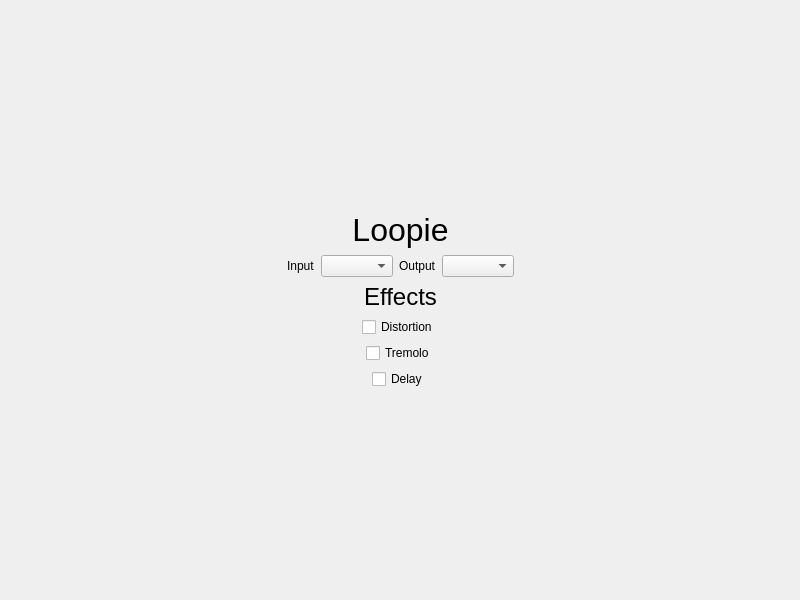
Old version of the form UI/loopie.ui in the repository alexivensky/Loopie.
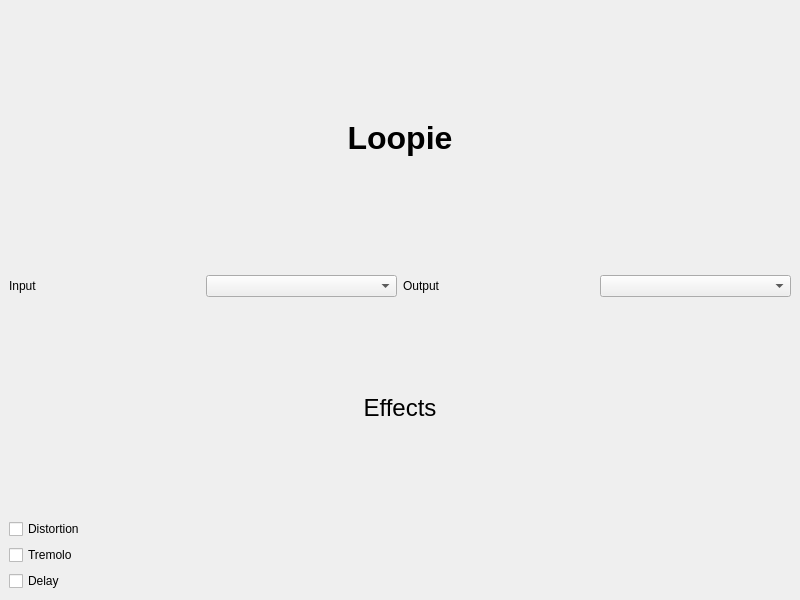
New version of the form.

What changed in the file:
```diff
--- a/UI/loopie.ui
+++ b/UI/loopie.ui
@@ -14,11 +14,18 @@
    <string>MainWindow</string>
   </property>
   <widget class="QWidget" name="centralwidget">
-   <layout class="QGridLayout" name="gridLayout">
-    <item row="2" column="1">
-     <layout class="QVBoxLayout" name="verticalLayout_3">
+   <layout class="QHBoxLayout" name="horizontalLayout_2">
+    <item>
+     <layout class="QVBoxLayout" name="verticalLayout_4">
       <item>
-       <layout class="QHBoxLayout" name="horizontalLayout_2">
+       <layout class="QVBoxLayout" name="verticalLayout_3">
+        <item>
+         <widget class="QLabel" name="label">
+          <property name="text">
+           <string>&lt;html&gt;&lt;head/&gt;&lt;body&gt;&lt;p align=&quot;center&quot;&gt;&lt;span style=&quot; font-size:24pt; font-weight:600;&quot;&gt;Loopie&lt;/span&gt;&lt;/p&gt;&lt;/body&gt;&lt;/html&gt;</string>
+          </property>
+         </widget>
+        </item>
         <item>
          <layout class="QHBoxLayout" name="horizontalLayout">
           <item>
@@ -47,30 +54,30 @@
       </item>
       <item>
        <layout class="QVBoxLayout" name="verticalLayout_2">
-        <item>
-         <widget class="QLabel" name="label_2">
-          <property name="text">
-           <string>&lt;html&gt;&lt;head/&gt;&lt;body&gt;&lt;p align=&quot;center&quot;&gt;&lt;span style=&quot; font-size:18pt;&quot;&gt;Effects&lt;/span&gt;&lt;/p&gt;&lt;/body&gt;&lt;/html&gt;</string>
-          </property>
-         </widget>
-        </item>
         <item>
          <layout class="QVBoxLayout" name="verticalLayout">
-          <item alignment="Qt::AlignHCenter">
+          <item>
+           <widget class="QLabel" name="label_2">
+            <property name="text">
+             <string>&lt;html&gt;&lt;head/&gt;&lt;body&gt;&lt;p align=&quot;center&quot;&gt;&lt;span style=&quot; font-size:18pt;&quot;&gt;Effects&lt;/span&gt;&lt;/p&gt;&lt;/body&gt;&lt;/html&gt;</string>
+            </property>
+           </widget>
+          </item>
+          <item>
            <widget class="QCheckBox" name="checkBox">
             <property name="text">
              <string>Distortion</string>
             </property>
            </widget>
           </item>
-          <item alignment="Qt::AlignHCenter">
+          <item>
            <widget class="QCheckBox" name="checkBox_2">
             <property name="text">
              <string>Tremolo</string>
             </property>
            </widget>
           </item>
-          <item alignment="Qt::AlignHCenter">
+          <item>
            <widget class="QCheckBox" name="checkBox_3">
             <property name="text">
              <string>Delay</string>
@@ -83,65 +90,6 @@
       </item>
      </layout>
     </item>
-    <item row="2" column="0">
-     <spacer name="horizontalSpacer">
-      <property name="orientation">
-       <enum>Qt::Horizontal</enum>
-      </property>
-      <property name="sizeHint" stdset="0">
-       <size>
-        <width>40</width>
-        <height>20</height>
-       </size>
-      </property>
-     </spacer>
-    </item>
-    <item row="2" column="2">
-     <spacer name="horizontalSpacer_2">
-      <property name="orientation">
-       <enum>Qt::Horizontal</enum>
-      </property>
-      <property name="sizeHint" stdset="0">
-       <size>
-        <width>40</width>
-        <height>20</height>
-       </size>
-      </property>
-     </spacer>
-    </item>
-    <item row="0" column="1">
-     <spacer name="verticalSpacer_2">
-      <property name="orientation">
-       <enum>Qt::Vertical</enum>
-      </property>
-      <property name="sizeHint" stdset="0">
-       <size>
-        <width>20</width>
-        <height>40</height>
-       </size>
-      </property>
-     </spacer>
-    </item>
-    <item row="3" column="1">
-     <spacer name="verticalSpacer">
-      <property name="orientation">
-       <enum>Qt::Vertical</enum>
-      </property>
-      <property name="sizeHint" stdset="0">
-       <size>
-        <width>20</width>
-        <height>40</height>
-       </size>
-      </property>
-     </spacer>
-    </item>
-    <item row="1" column="1">
-     <widget class="QLabel" name="label">
-      <property name="text">
-       <string>&lt;html&gt;&lt;head/&gt;&lt;body&gt;&lt;p align=&quot;center&quot;&gt;&lt;span style=&quot; font-size:24pt;&quot;&gt;Loopie&lt;/span&gt;&lt;/p&gt;&lt;/body&gt;&lt;/html&gt;</string>
-      </property>
-     </widget>
-    </item>
    </layout>
   </widget>
  </widget>
```
Left out of the diff: 4 changed lines with no effect on the pictures.
